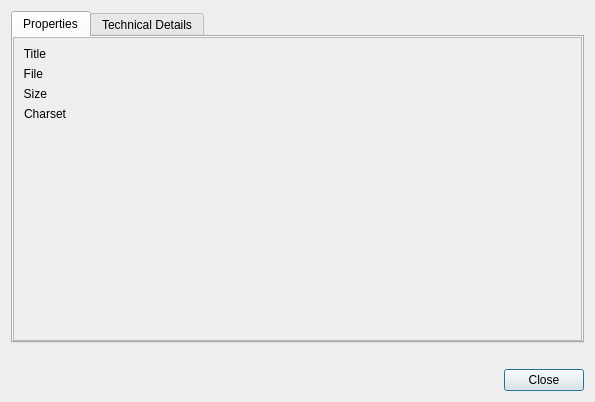
First picture: the form in src/OplPcTools/UI/VmcPropertiesDialog.ui, repository brainstream/OPL-PC-Tools, before the edit.
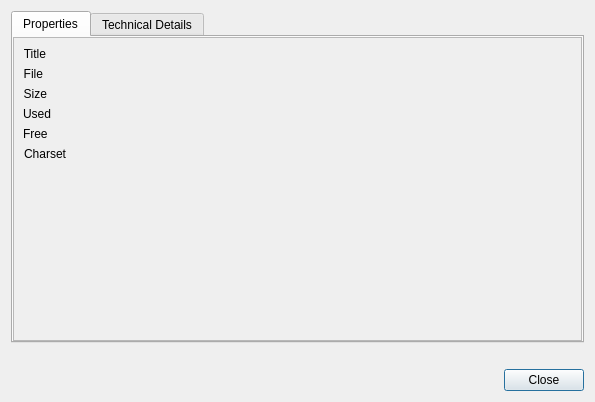
Second picture: the form after the edit.

Commit message: VMC: total, free and used space information

Diff of the .ui file:
```diff
--- a/src/OplPcTools/UI/VmcPropertiesDialog.ui
+++ b/src/OplPcTools/UI/VmcPropertiesDialog.ui
@@ -138,7 +138,7 @@
              </property>
             </widget>
            </item>
-           <item row="3" column="0">
+           <item row="5" column="0">
             <widget class="QLabel" name="mp_label_fs_charset">
              <property name="font">
               <font>
@@ -153,7 +153,7 @@
              </property>
             </widget>
            </item>
-           <item row="3" column="1">
+           <item row="5" column="1">
             <widget class="QLabel" name="mp_value_fs_charset">
              <property name="sizePolicy">
               <sizepolicy hsizetype="Expanding" vsizetype="Preferred">
@@ -166,6 +166,56 @@
              </property>
             </widget>
            </item>
+           <item row="3" column="0">
+            <widget class="QLabel" name="mp_label_used">
+             <property name="font">
+              <font>
+               <fontweight>DemiBold</fontweight>
+              </font>
+             </property>
+             <property name="text">
+              <string>Used</string>
+             </property>
+            </widget>
+           </item>
+           <item row="3" column="1">
+            <widget class="QLabel" name="mp_value_used">
+             <property name="sizePolicy">
+              <sizepolicy hsizetype="Expanding" vsizetype="Preferred">
+               <horstretch>0</horstretch>
+               <verstretch>0</verstretch>
+              </sizepolicy>
+             </property>
+             <property name="text">
+              <string/>
+             </property>
+            </widget>
+           </item>
+           <item row="4" column="0">
+            <widget class="QLabel" name="mp_label_free">
+             <property name="font">
+              <font>
+               <fontweight>DemiBold</fontweight>
+              </font>
+             </property>
+             <property name="text">
+              <string>Free</string>
+             </property>
+            </widget>
+           </item>
+           <item row="4" column="1">
+            <widget class="QLabel" name="mp_value_free">
+             <property name="sizePolicy">
+              <sizepolicy hsizetype="Expanding" vsizetype="Preferred">
+               <horstretch>0</horstretch>
+               <verstretch>0</verstretch>
+              </sizepolicy>
+             </property>
+             <property name="text">
+              <string/>
+             </property>
+            </widget>
+           </item>
           </layout>
          </widget>
         </widget>
```
Left out of the diff: 6 changed lines with no effect on the pictures. The commit also changes 10 other files.
